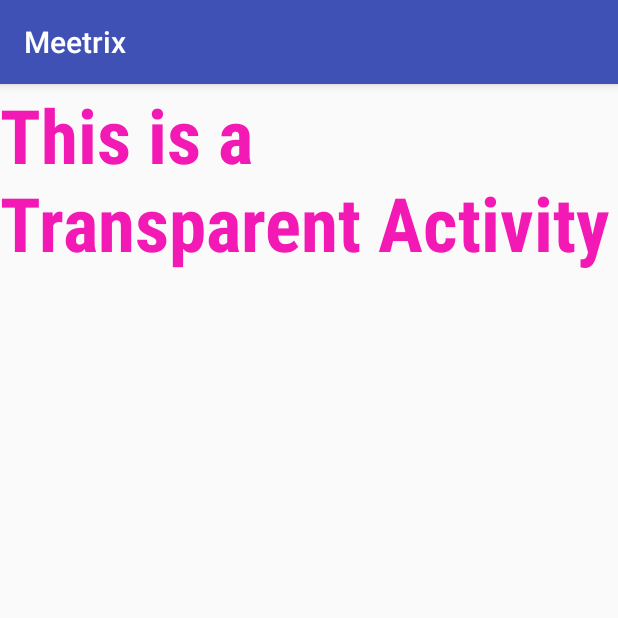
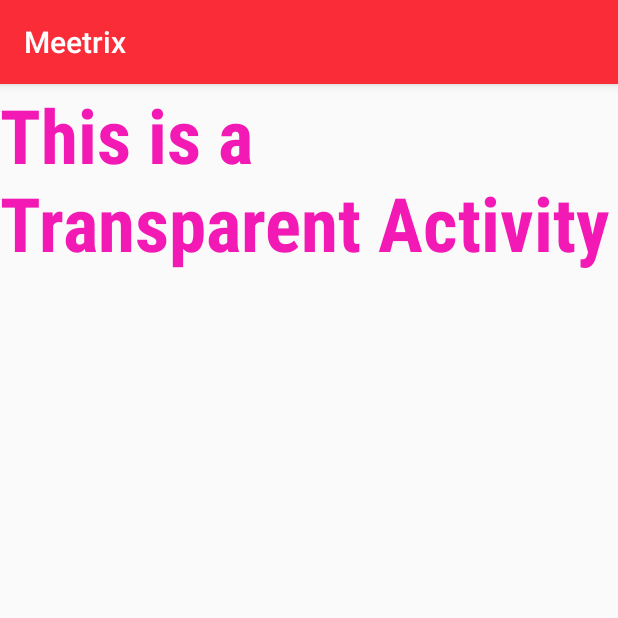
Before and after one commit to kchecker/meet-android, an Android app: the screen it shows after launch (MainActivity), on a phone screen of 412 x 824 dp, the top half of it. Run offline under Robolectric (Android 15) with nearby library versions, the phone set to English and light mode, and no system bars; libraries missing offline, so code that uses them is left out: org.jitsi.meet; 6 statements that could not run were skipped.

Commit message:
changed the background color as red

```diff
--- a/app/src/main/res/values/colors.xml
+++ b/app/src/main/res/values/colors.xml
@@ -1,6 +1,6 @@
 <?xml version="1.0" encoding="utf-8"?>
 <resources>
-    <color name="colorPrimary">#3F51B5</color>
-    <color name="colorPrimaryDark">#303F9F</color>
-    <color name="colorAccent">#FF4081</color>
+    <color name="colorPrimary">#FA2C38</color>
+    <color name="colorPrimaryDark">#FA2C38</color>
+    <color name="colorAccent">#FA2C38</color>
 </resources>
```
